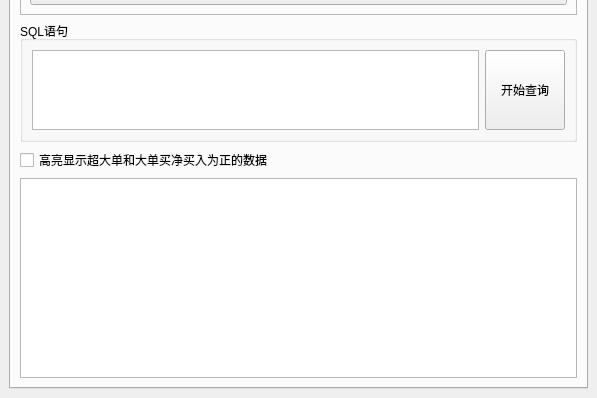
First picture: the form in UI/upsdownsFm.ui, repository ypy02784/stockTushare, before the edit; both pictures show x 0 to 597 and y 315 to 713 of the 597 by 713 pixel window.
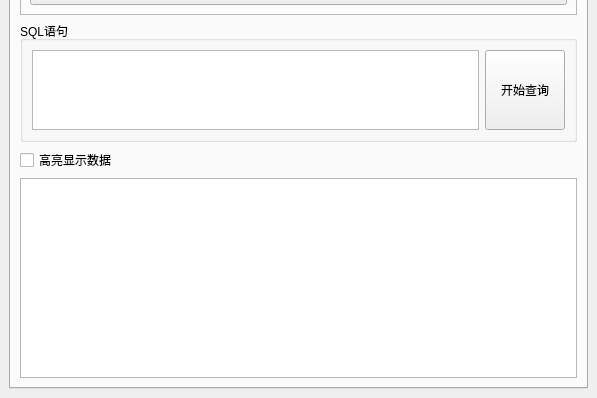
Second picture: the form after the edit. The open tabs and pages were chosen to show the change.

Patch:
```diff
--- a/UI/upsdownsFm.ui
+++ b/UI/upsdownsFm.ui
@@ -1290,7 +1290,7 @@
         <item>
          <widget class="QCheckBox" name="checkBox_high_light_net_positive">
           <property name="text">
-           <string>高亮显示超大单和大单买净买入为正的数据</string>
+           <string>高亮显示数据</string>
           </property>
          </widget>
         </item>
```
Left out of the diff: 2 changed lines with no effect on the pictures.
